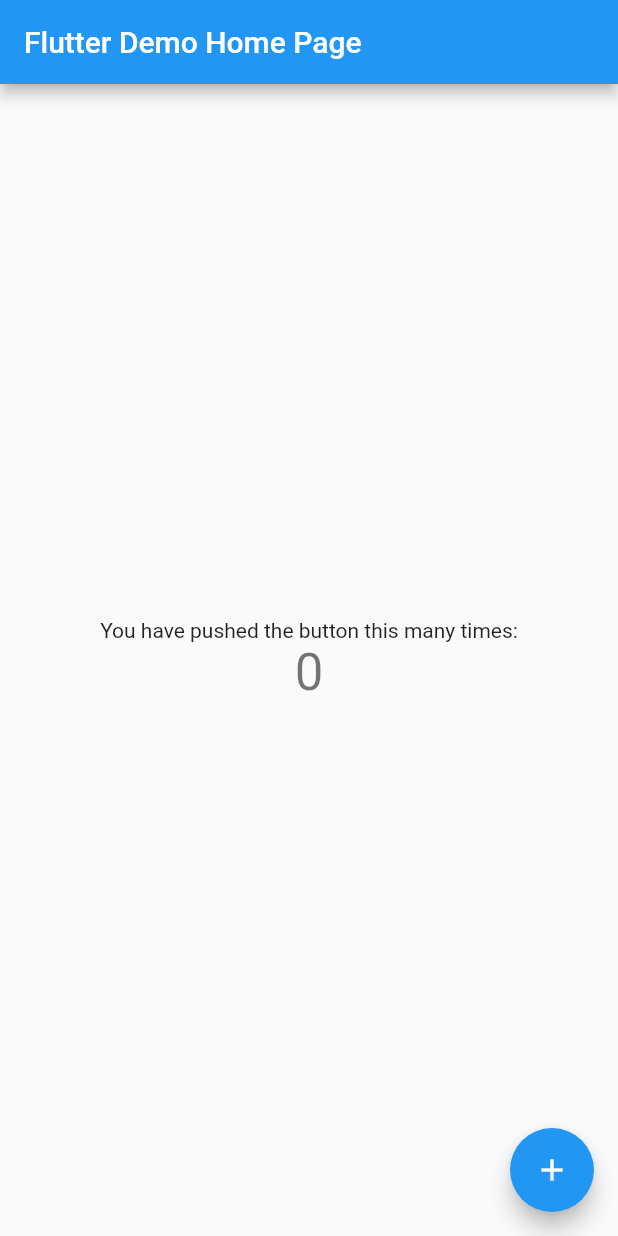
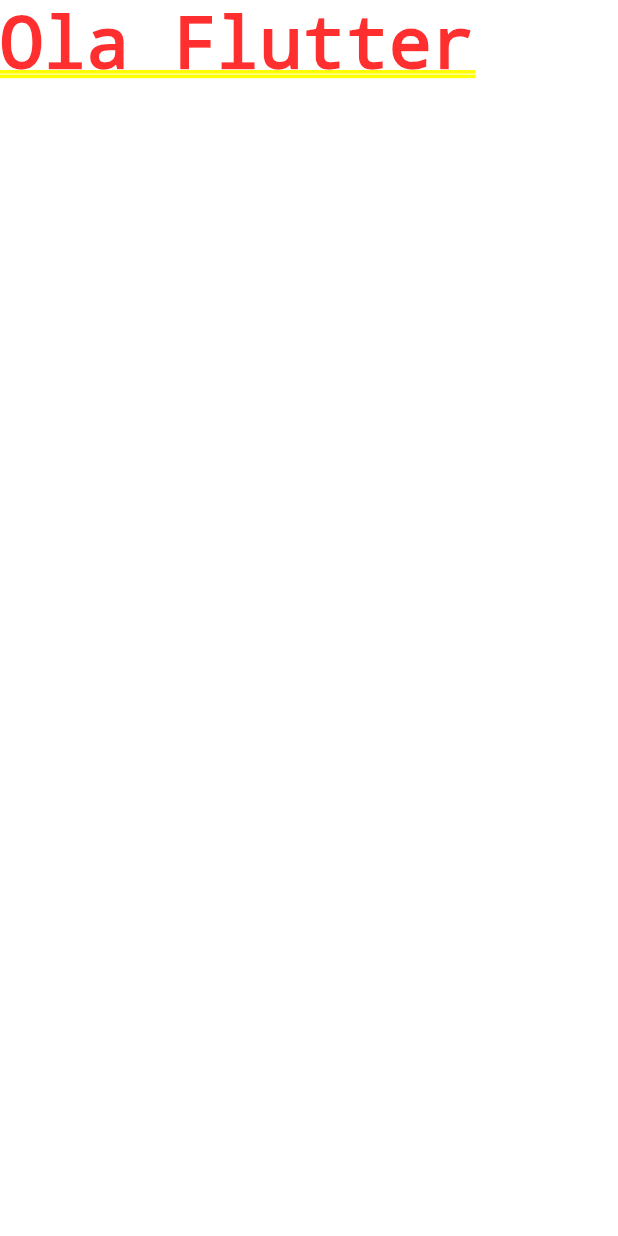
Before and after one commit to absjuniordev/projeto_perguntas, a Flutter app: the screen it shows after launch, on a phone screen of 412 x 824 dp. Run offline on Flutter 3.47's test engine with Material 2 defaults, Android fonts, the phone set to English and light mode, and no system bars.

Commit message:
Construindo o Primeiro Widget

```diff
--- a/lib/main.dart
+++ b/lib/main.dart
@@ -1,115 +1,12 @@
 import 'package:flutter/material.dart';
 
-void main() {
-  runApp(const MyApp());
-}
+void main() => runApp(PerguntaApp());
 
-class MyApp extends StatelessWidget {
-  const MyApp({super.key});
-
-  // This widget is the root of your application.
-  @override
+@override
+class PerguntaApp extends StatelessWidget {
   Widget build(BuildContext context) {
-    return MaterialApp(
-      title: 'Flutter Demo',
-      theme: ThemeData(
-        // This is the theme of your application.
-        //
-        // Try running your application with "flutter run". You'll see the
-        // application has a blue toolbar. Then, without quitting the app, try
-        // changing the primarySwatch below to Colors.green and then invoke
-        // "hot reload" (press "r" in the console where you ran "flutter run",
-        // or simply save your changes to "hot reload" in a Flutter IDE).
-        // Notice that the counter didn't reset back to zero; the application
-        // is not restarted.
-        primarySwatch: Colors.blue,
-      ),
-      home: const MyHomePage(title: 'Flutter Demo Home Page'),
+    return const MaterialApp(
+      home: Text("Ola Flutter"),
     );
   }
 }
-
-class MyHomePage extends StatefulWidget {
-  const MyHomePage({super.key, required this.title});
-
-  // This widget is the home page of your application. It is stateful, meaning
-  // that it has a State object (defined below) that contains fields that affect
-  // how it looks.
-
-  // This class is the configuration for the state. It holds the values (in this
-  // case the title) provided by the parent (in this case the App widget) and
-  // used by the build method of the State. Fields in a Widget subclass are
-  // always marked "final".
-
-  final String title;
-
-  @override
-  State<MyHomePage> createState() => _MyHomePageState();
-}
-
-class _MyHomePageState extends State<MyHomePage> {
-  int _counter = 0;
-
-  void _incrementCounter() {
-    setState(() {
-      // This call to setState tells the Flutter framework that something has
-      // changed in this State, which causes it to rerun the build method below
-      // so that the display can reflect the updated values. If we changed
-      // _counter without calling setState(), then the build method would not be
-      // called again, and so nothing would appear to happen.
-      _counter++;
-    });
-  }
-
-  @override
-  Widget build(BuildContext context) {
-    // This method is rerun every time setState is called, for instance as done
-    // by the _incrementCounter method above.
-    //
-    // The Flutter framework has been optimized to make rerunning build methods
-    // fast, so that you can just rebuild anything that needs updating rather
-    // than having to individually change instances of widgets.
-    return Scaffold(
-      appBar: AppBar(
-        // Here we take the value from the MyHomePage object that was created by
-        // the App.build method, and use it to set our appbar title.
-        title: Text(widget.title),
-      ),
-      body: Center(
-        // Center is a layout widget. It takes a single child and positions it
-        // in the middle of the parent.
-        child: Column(
-          // Column is also a layout widget. It takes a list of children and
-          // arranges them vertically. By default, it sizes itself to fit its
-          // children horizontally, and tries to be as tall as its parent.
-          //
-          // Invoke "debug painting" (press "p" in the console, choose the
-          // "Toggle Debug Paint" action from the Flutter Inspector in Android
-          // Studio, or the "Toggle Debug Paint" command in Visual Studio Code)
-          // to see the wireframe for each widget.
-          //
-          // Column has various properties to control how it sizes itself and
-          // how it positions its children. Here we use mainAxisAlignment to
-          // center the children vertically; the main axis here is the vertical
-          // axis because Columns are vertical (the cross axis would be
-          // horizontal).
-          mainAxisAlignment: MainAxisAlignment.center,
-          children: <Widget>[
-            const Text(
-              'You have pushed the button this many times:',
-            ),
-            Text(
-              '$_counter',
-              style: Theme.of(context).textTheme.headline4,
-            ),
-          ],
-        ),
-      ),
-      floatingActionButton: FloatingActionButton(
-        onPressed: _incrementCounter,
-        tooltip: 'Increment',
-        child: const Icon(Icons.add),
-      ), // This trailing comma makes auto-formatting nicer for build methods.
-    );
-  }
-}
```
Also changed, not shown: 1 other file.
